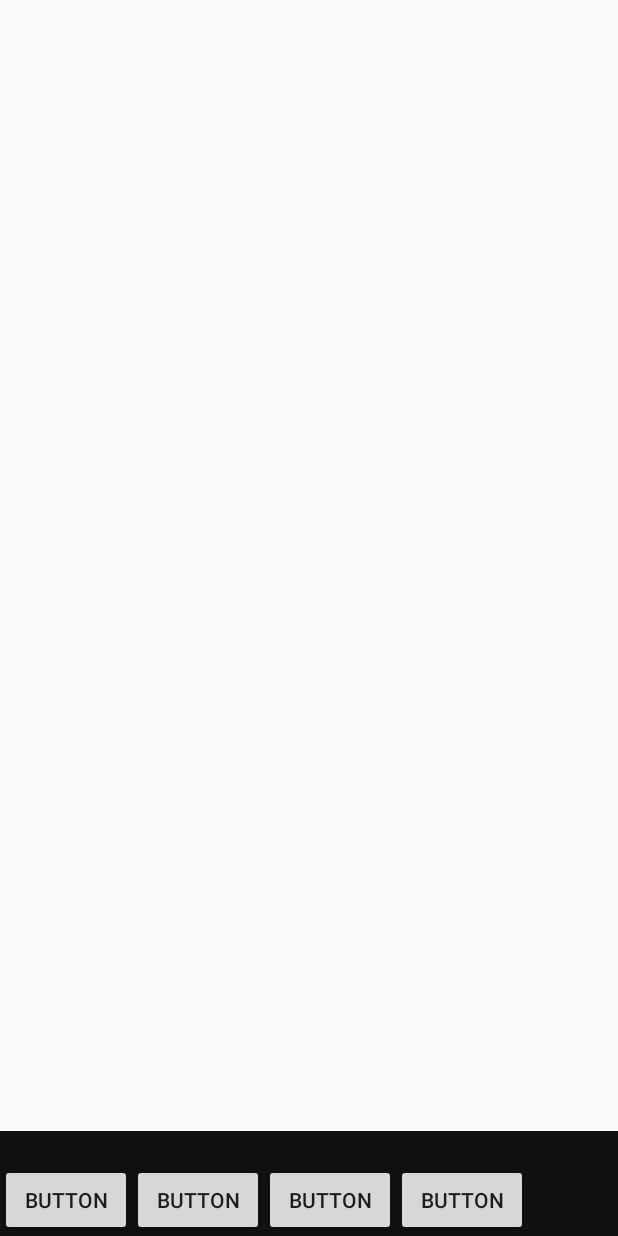
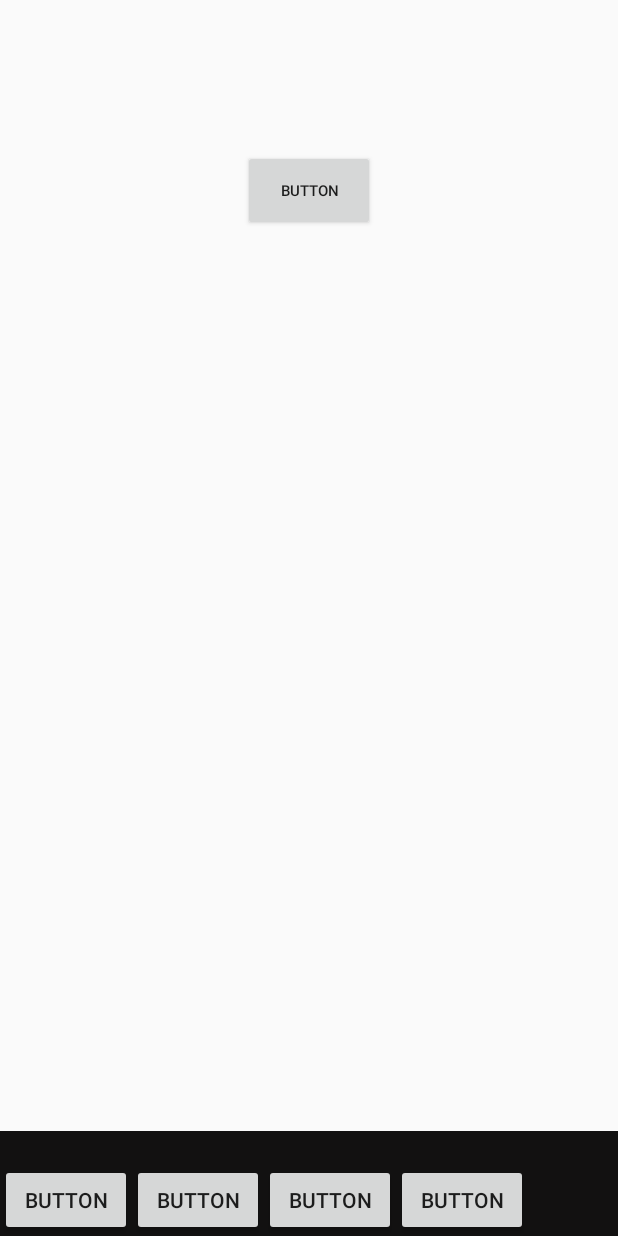
Before and after one commit to cromx123/MagicGourmet, an Android app built with Jetpack Compose: the screen it shows after launch (MainActivity), on a phone screen of 412 x 824 dp. Run offline under Robolectric (Android 15) with nearby library versions, the phone set to English and light mode, and no system bars.

Commit message:
modifique la vista principal

```diff
--- a/app/src/main/java/com/example/magicgourmet/controller/MainActivity.kt
+++ b/app/src/main/java/com/example/magicgourmet/controller/MainActivity.kt
@@ -10,7 +10,5 @@ class MainActivity : ComponentActivity() {
         super.onCreate(savedInstanceState)
         setContentView(R.layout.vista_principal)
 
-        val textView = findViewById<TextView>(R.id.myTextView)
-        textView.text = "Texto cambiado desde MainActivity"
     }
 }
--- a/app/src/main/res/layout/vista_principal.xml
+++ b/app/src/main/res/layout/vista_principal.xml
@@ -43,5 +43,15 @@
             android:text="Button" />
     </LinearLayout>
 
+    <Button
+        android:id="@+id/button5"
+        android:layout_width="wrap_content"
+        android:layout_height="wrap_content"
+        android:layout_gravity="center|top"
+        android:layout_marginTop="100dp"
+        android:padding="20dp"
+        android:textSize="10dp"
+        android:text="Button" />
+
 
 </FrameLayout>
```
